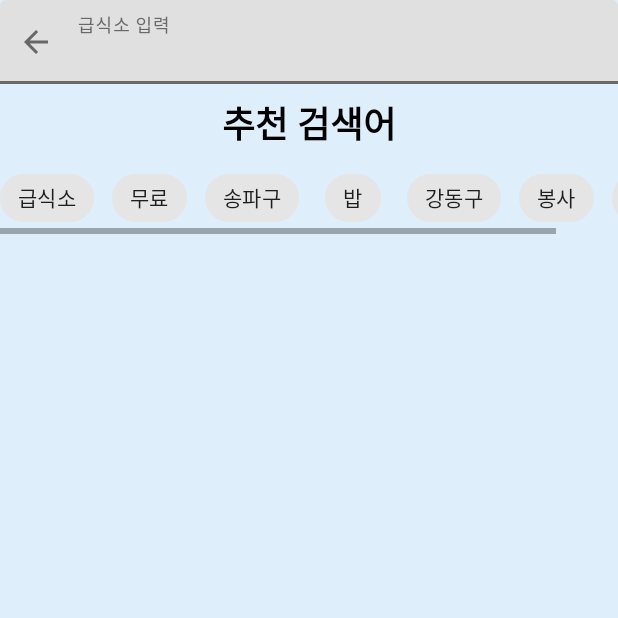
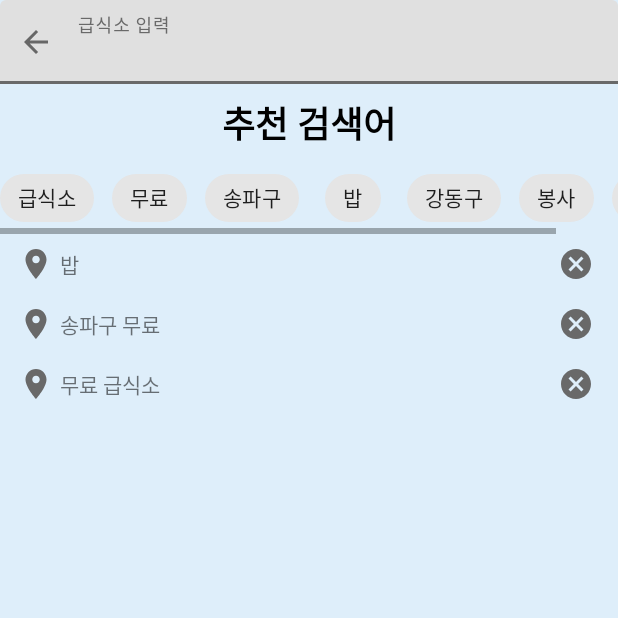
Before and after one commit to OpenSW-TeamLC/Angel-Kitchen, an Android app: the fragment SearchFragment placed in its activity, on a phone screen of 412 x 824 dp, the top half of it. Run offline under Robolectric (Android 15) with nearby library versions, the phone set to English and light mode, and no system bars; our stand-ins replace Dagger/Hilt's generated code, data binding; 2 statements that could not run were skipped.

Commit message:
[AK-59] Add record recycler view

```diff
--- a/app/build.gradle
+++ b/app/build.gradle
@@ -82,4 +82,7 @@ dependencies {
 
     // Coroutine
     implementation "org.jetbrains.kotlinx:kotlinx-coroutines-android:1.5.0"
+
+    // Fragment ViewModel
+    implementation 'androidx.fragment:fragment-ktx:1.3.6'
 }
--- /dev/null
+++ b/app/src/main/java/hello/world/angelkitchen/di/RepositoryModule.kt
@@ -0,0 +1,17 @@
+package hello.world.angelkitchen.di
+
+import dagger.Module
+import dagger.Provides
+import dagger.hilt.InstallIn
+import dagger.hilt.components.SingletonComponent
+import hello.world.angelkitchen.view.bottom_menu.search.RecordRepository
+import javax.inject.Singleton
+
+@Module
+@InstallIn(SingletonComponent::class)
+object RepositoryModule {
+
+    @Singleton
+    @Provides
+    fun provideRecordRepository() = RecordRepository()
+}
--- /dev/null
+++ b/app/src/main/java/hello/world/angelkitchen/view/bottom_menu/search/RecordAdapter.kt
@@ -0,0 +1,43 @@
+package hello.world.angelkitchen.view.bottom_menu.search
+
+import android.view.LayoutInflater
+import android.view.ViewGroup
+import androidx.recyclerview.widget.RecyclerView
+import hello.world.angelkitchen.databinding.RecyclerRecordItemBinding
+
+class RecordAdapter : RecyclerView.Adapter<RecordAdapter.MyViewHolder>() {
+
+    private var recordList: ArrayList<RecordData>? = null
+
+    override fun onCreateViewHolder(
+        parent: ViewGroup,
+        viewType: Int
+    ): RecordAdapter.MyViewHolder {
+        val binding = RecyclerRecordItemBinding.inflate(
+            LayoutInflater.from(parent.context), parent, false
+        )
+        return MyViewHolder(binding)
+    }
+
+    override fun onBindViewHolder(holder: RecordAdapter.MyViewHolder, position: Int) {
+        recordList?.get(position)?.let { holder.bind(it) }
+    }
+
+    override fun getItemCount(): Int {
+        return if(recordList == null) 0
+        else recordList!!.size
+    }
+
+    fun setRecordData(recordData: ArrayList<RecordData>) {
+        recordList = recordData
+    }
+
+    class MyViewHolder(binding: RecyclerRecordItemBinding) :
+        RecyclerView.ViewHolder(binding.root) {
+        private val record = binding.tvRecord
+
+        fun bind(recordData: RecordData) {
+            record.text = recordData.record
+        }
+    }
+}
--- /dev/null
+++ b/app/src/main/java/hello/world/angelkitchen/view/bottom_menu/search/RecordData.kt
@@ -0,0 +1,5 @@
+package hello.world.angelkitchen.view.bottom_menu.search
+
+data class RecordData(
+    var record: String
+)
--- /dev/null
+++ b/app/src/main/java/hello/world/angelkitchen/view/bottom_menu/search/RecordRepository.kt
@@ -0,0 +1,24 @@
+package hello.world.angelkitchen.view.bottom_menu.search
+
+import androidx.lifecycle.MutableLiveData
+
+class RecordRepository {
+    private val recordData = ArrayList<RecordData>()
+
+    fun loadRecyclerData(
+        recordLiveData: MutableLiveData<ArrayList<RecordData>>
+    ) {
+        recordData.add(RecordData("무료 급식소"))
+        recordData.add(RecordData("송파구 무료"))
+        recordData.add(RecordData("밥"))
+        recordLiveData.postValue(recordData)
+    }
+
+    fun addRecyclerData(
+        recordData: ArrayList<RecordData>,
+        recordLiveData: MutableLiveData<ArrayList<RecordData>>
+    ) {
+        this.recordData.add(recordData[0])
+        recordLiveData.postValue(this.recordData)
+    }
+}
--- a/app/src/main/java/hello/world/angelkitchen/view/bottom_menu/search/SearchFragment.kt
+++ b/app/src/main/java/hello/world/angelkitchen/view/bottom_menu/search/SearchFragment.kt
@@ -2,11 +2,15 @@ package hello.world.angelkitchen.view.bottom_menu.search
 
 import android.content.Context
 import android.util.Log
+import android.view.KeyEvent
 import android.view.View
 import android.view.inputmethod.InputMethod
 import android.view.inputmethod.InputMethodManager
 import android.widget.Toast
 import androidx.core.content.res.ResourcesCompat
+import androidx.fragment.app.viewModels
+import androidx.lifecycle.Observer
+import androidx.recyclerview.widget.LinearLayoutManager
 import dagger.hilt.android.AndroidEntryPoint
 import hello.world.angelkitchen.R
 import hello.world.angelkitchen.base.BindingFragment
@@ -18,6 +22,10 @@ import kotlinx.coroutines.launch
 
 @AndroidEntryPoint
 class SearchFragment : BindingFragment<FragmentSearchBinding>(R.layout.fragment_search) {
+    private val viewModel: SearchViewModel by viewModels()
+    private val recordAdapter: RecordAdapter by lazy { RecordAdapter() }
+    private val linearLayoutManager: LinearLayoutManager by lazy{ LinearLayoutManager(activity) }
+
     override fun initView() {
         val imm = activity?.getSystemService(Context.INPUT_METHOD_SERVICE) as InputMethodManager
         CoroutineScope(Main).launch {
@@ -44,5 +52,54 @@ class SearchFragment : BindingFragment<FragmentSearchBinding>(R.layout.fragment_
                 }
             }
         }
+
+        binding.tfEt.setOnKeyListener { _, keyCode, event ->
+            if((event.action == KeyEvent.ACTION_DOWN) && keyCode == KeyEvent.KEYCODE_ENTER) {
+                val inputSearchTextString = binding.tfEt.text.toString()
+                val inputSearchText = ArrayList<RecordData>()
+                inputSearchText.add(RecordData(inputSearchTextString))
+                addVM(inputSearchText)
+                return@setOnKeyListener true
+            } else {
+                return@setOnKeyListener false
+            }
+        }
+
+        initVM()
+        initRecyclerView()
+    }
+
+    private fun initRecyclerView() {
+        linearLayoutManager.apply {
+            reverseLayout = true
+            stackFromEnd = true
+        }
+
+        binding.rvRecord.apply {
+            layoutManager = linearLayoutManager
+            adapter = recordAdapter
+            setHasFixedSize(true)
+        }
+    }
+
+    private fun initVM() {
+        viewModel.getLiveDataObserver().observe(this, Observer {
+            Log.d("SearchFragment", "$it")
+            if(it != null) {
+                recordAdapter.setRecordData(it)
+                recordAdapter.notifyDataSetChanged()
+            }
+        })
+        viewModel.loadListOfData()
+    }
+
+    private fun addVM(inputSearchText: ArrayList<RecordData>) {
+        viewModel.getLiveDataObserver().observe(this, Observer {
+            if(it != null) {
+                recordAdapter.setRecordData(it)
+                recordAdapter.notifyDataSetChanged()
+            }
+        })
+        viewModel.addData(inputSearchText)
     }
 }
--- /dev/null
+++ b/app/src/main/java/hello/world/angelkitchen/view/bottom_menu/search/SearchViewModel.kt
@@ -0,0 +1,24 @@
+package hello.world.angelkitchen.view.bottom_menu.search
+
+import androidx.lifecycle.MutableLiveData
+import androidx.lifecycle.ViewModel
+import dagger.hilt.android.lifecycle.HiltViewModel
+import javax.inject.Inject
+
+@HiltViewModel
+class SearchViewModel @Inject constructor(
+    private val repository: RecordRepository
+) : ViewModel() {
+    private val recordDataList: MutableLiveData<ArrayList<RecordData>> = MutableLiveData()
+
+    fun getLiveDataObserver():
+            MutableLiveData<ArrayList<RecordData>> = recordDataList
+
+    fun loadListOfData() {
+        repository.loadRecyclerData(recordDataList)
+    }
+
+    fun addData(recordData: ArrayList<RecordData>) {
+        repository.addRecyclerData(recordData, recordDataList)
+    }
+}
--- /dev/null
+++ b/app/src/main/res/drawable/ic_location.xml
@@ -0,0 +1,5 @@
+<vector android:height="24dp" android:tint="#696969"
+    android:viewportHeight="24" android:viewportWidth="24"
+    android:width="24dp" xmlns:android="http://schemas.android.com/apk/res/android">
+    <path android:fillColor="@android:color/white" android:pathData="M12,2C8.13,2 5,5.13 5,9c0,5.25 7,13 7,13s7,-7.75 7,-13c0,-3.87 -3.13,-7 -7,-7zM12,11.5c-1.38,0 -2.5,-1.12 -2.5,-2.5s1.12,-2.5 2.5,-2.5 2.5,1.12 2.5,2.5 -1.12,2.5 -2.5,2.5z"/>
+</vector>
--- /dev/null
+++ b/app/src/main/res/drawable/ic_remove.xml
@@ -0,0 +1,5 @@
+<vector android:height="24dp" android:tint="#696969"
+    android:viewportHeight="24" android:viewportWidth="24"
+    android:width="24dp" xmlns:android="http://schemas.android.com/apk/res/android">
+    <path android:fillColor="@android:color/white" android:pathData="M12,2C6.47,2 2,6.47 2,12s4.47,10 10,10 10,-4.47 10,-10S17.53,2 12,2zM17,15.59L15.59,17 12,13.41 8.41,17 7,15.59 10.59,12 7,8.41 8.41,7 12,10.59 15.59,7 17,8.41 13.41,12 17,15.59z"/>
+</vector>
--- a/app/src/main/res/layout/fragment_search.xml
+++ b/app/src/main/res/layout/fragment_search.xml
@@ -14,18 +14,23 @@
             android:id="@+id/tf_layout"
             android:layout_width="0dp"
             android:layout_height="wrap_content"
-            app:layout_constraintTop_toTopOf="parent"
-            app:layout_constraintRight_toRightOf="parent"
-            app:layout_constraintLeft_toLeftOf="parent"
             android:hint="급식소 입력"
             app:endIconMode="clear_text"
+            app:layout_constraintLeft_toLeftOf="parent"
+            app:layout_constraintRight_toRightOf="parent"
+            app:layout_constraintTop_toTopOf="parent"
             app:startIconDrawable="@drawable/ic_search">
 
+            <!-- If has no inputType option, not working maxLines option -->
             <com.google.android.material.textfield.TextInputEditText
                 android:id="@+id/tf_et"
                 android:layout_width="match_parent"
-                android:layout_height="wrap_content"/>
-            <requestFocus/>
+                android:layout_height="wrap_content"
+                android:inputType="text"
+                android:maxLines="1"
+                android:imeOptions="actionSearch"/>
+
+            <requestFocus />
 
         </com.google.android.material.textfield.TextInputLayout>
 
@@ -33,71 +38,80 @@
             android:id="@+id/tv_recommend"
             android:layout_width="0dp"
             android:layout_height="wrap_content"
-            app:layout_constraintTop_toBottomOf="@+id/tf_layout"
+            android:padding="8dp"
+            android:text="추천 검색어"
+            android:textAlignment="center"
+            android:textColor="@color/black"
+            android:textSize="24dp"
+            android:textStyle="bold"
             app:layout_constraintLeft_toLeftOf="parent"
             app:layout_constraintRight_toRightOf="parent"
-            android:text="추천 검색어"
-            android:textStyle="bold"
-            android:textSize="24dp"
-            android:textColor="@color/black"
-            android:textAlignment="center"
-            android:padding="8dp" />
+            app:layout_constraintTop_toBottomOf="@+id/tf_layout" />
 
         <HorizontalScrollView
+            android:id="@+id/scroll_chip"
             android:layout_width="0dp"
             android:layout_height="wrap_content"
-            app:layout_constraintTop_toBottomOf="@id/tv_recommend"
             app:layout_constraintLeft_toLeftOf="parent"
-            app:layout_constraintRight_toRightOf="parent" >
+            app:layout_constraintRight_toRightOf="parent"
+            app:layout_constraintTop_toBottomOf="@id/tv_recommend">
 
             <com.google.android.material.chip.ChipGroup
                 android:layout_width="0dp"
                 android:layout_height="wrap_content"
                 app:chipSpacingHorizontal="12dp"
-                app:singleLine="true" >
+                app:singleLine="true">
 
                 <com.google.android.material.chip.Chip
                     android:id="@+id/chip1"
                     android:layout_width="wrap_content"
                     android:layout_height="wrap_content"
-                    android:text="급식소"/>
+                    android:text="급식소" />
 
                 <com.google.android.material.chip.Chip
                     android:id="@+id/chip2"
                     android:layout_width="wrap_content"
                     android:layout_height="wrap_content"
-                    android:text="무료"/>
+                    android:text="무료" />
 
                 <com.google.android.material.chip.Chip
                     android:id="@+id/chip3"
                     android:layout_width="wrap_content"
                     android:layout_height="wrap_content"
-                    android:text="송파구"/>
+                    android:text="송파구" />
 
                 <com.google.android.material.chip.Chip
                     android:id="@+id/chip4"
                     android:layout_width="wrap_content"
                     android:layout_height="wrap_content"
-                    android:text="밥"/>
+                    android:text="밥" />
 
                 <com.google.android.material.chip.Chip
                     android:id="@+id/chip5"
                     android:layout_width="wrap_content"
                     android:layout_height="wrap_content"
-                    android:text="강동구"/>
+                    android:text="강동구" />
 
                 <com.google.android.material.chip.Chip
                     android:id="@+id/chip6"
                     android:layout_width="wrap_content"
                     android:layout_height="wrap_content"
-                    android:text="봉사"/>
+                    android:text="봉사" />
 
                 <com.google.android.material.chip.Chip
                     android:id="@+id/chip7"
                     android:layout_width="wrap_content"
                     android:layout_height="wrap_content"
-                    android:text="천사"/>
+                    android:text="천사" />
             </com.google.android.material.chip.ChipGroup>
         </HorizontalScrollView>
+
+        <androidx.recyclerview.widget.RecyclerView
+            android:id="@+id/rv_record"
+            android:layout_width="0dp"
+            android:layout_height="wrap_content"
+            app:layout_constraintTop_toBottomOf="@id/scroll_chip"
+            app:layout_constraintLeft_toLeftOf="parent"
+            app:layout_constraintRight_toRightOf="parent" />
     </androidx.constraintlayout.widget.ConstraintLayout>
 </layout>
--- /dev/null
+++ b/app/src/main/res/layout/recycler_record_item.xml
@@ -0,0 +1,43 @@
+<?xml version="1.0" encoding="utf-8"?>
+<layout xmlns:android="http://schemas.android.com/apk/res/android"
+    xmlns:app="http://schemas.android.com/apk/res-auto">
+
+    <data>
+
+    </data>
+
+    <androidx.constraintlayout.widget.ConstraintLayout
+        android:layout_width="match_parent"
+        android:layout_height="wrap_content"
+        android:padding="8dp">
+
+        <ImageView
+            android:id="@+id/iv_location"
+            android:layout_width="wrap_content"
+            android:layout_height="wrap_content"
+            android:src="@drawable/ic_location"
+            app:layout_constraintBottom_toBottomOf="parent"
+            app:layout_constraintLeft_toLeftOf="parent"
+            app:layout_constraintTop_toTopOf="parent"
+            android:layout_marginStart="4dp" />
+
+        <TextView
+            android:id="@+id/tv_record"
+            android:layout_width="wrap_content"
+            android:layout_height="wrap_content"
+            android:text="이전 검색어"
+            app:layout_constraintBottom_toBottomOf="parent"
+            app:layout_constraintLeft_toRightOf="@id/iv_location"
+            app:layout_constraintTop_toTopOf="parent"
+            android:layout_marginStart="4dp" />
+
+        <ImageView
+            android:layout_width="wrap_content"
+            android:layout_height="wrap_content"
+            android:src="@drawable/ic_remove"
+            app:layout_constraintBottom_toBottomOf="parent"
+            app:layout_constraintRight_toRightOf="parent"
+            app:layout_constraintTop_toTopOf="parent"
+            android:layout_marginEnd="8dp" />
+    </androidx.constraintlayout.widget.ConstraintLayout>
+</layout>
```
